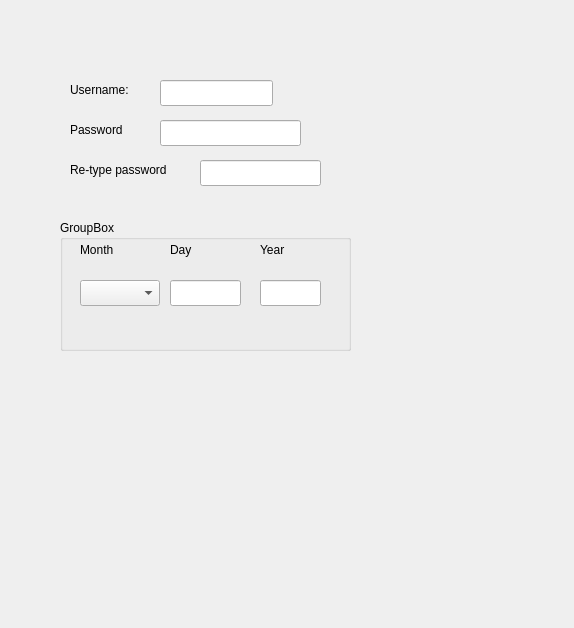
First picture: the form in Cinemaproject/registerwindow.ui, repository Mohamed-H-Ali/CinemaProject, before the edit.
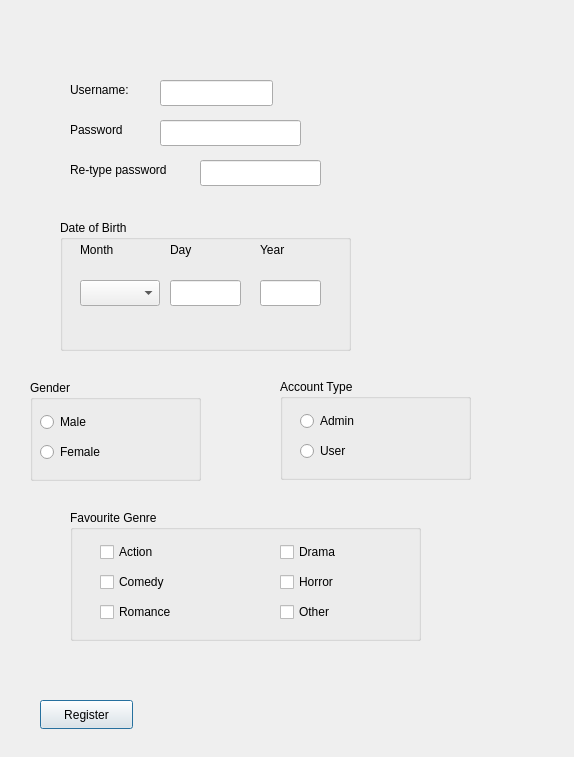
Second picture: the form after the edit.

Patch:
```diff
--- a/Cinemaproject/registerwindow.ui
+++ b/Cinemaproject/registerwindow.ui
@@ -7,7 +7,7 @@
     <x>0</x>
     <y>0</y>
     <width>574</width>
-    <height>628</height>
+    <height>757</height>
    </rect>
   </property>
   <property name="windowTitle">
@@ -92,7 +92,7 @@
     </rect>
    </property>
    <property name="title">
-    <string>GroupBox</string>
+    <string>Date of Birth</string>
    </property>
    <widget class="QLabel" name="monthlabel">
     <property name="geometry">
@@ -164,6 +164,257 @@
     </property>
    </widget>
   </widget>
+  <widget class="QRadioButton" name="radioButtonMale">
+   <property name="geometry">
+    <rect>
+     <x>40</x>
+     <y>410</y>
+     <width>110</width>
+     <height>24</height>
+    </rect>
+   </property>
+   <property name="text">
+    <string>Male</string>
+   </property>
+  </widget>
+  <widget class="QRadioButton" name="radioButtonFemale">
+   <property name="geometry">
+    <rect>
+     <x>40</x>
+     <y>440</y>
+     <width>110</width>
+     <height>24</height>
+    </rect>
+   </property>
+   <property name="text">
+    <string>Female</string>
+   </property>
+  </widget>
+  <widget class="QGroupBox" name="GenderBox">
+   <property name="geometry">
+    <rect>
+     <x>30</x>
+     <y>380</y>
+     <width>171</width>
+     <height>101</height>
+    </rect>
+   </property>
+   <property name="title">
+    <string>Gender</string>
+   </property>
+  </widget>
+  <widget class="QGroupBox" name="AccTypeBox">
+   <property name="geometry">
+    <rect>
+     <x>280</x>
+     <y>379</y>
+     <width>191</width>
+     <height>101</height>
+    </rect>
+   </property>
+   <property name="title">
+    <string>Account Type</string>
+   </property>
+   <widget class="QRadioButton" name="radioButtonAdmin">
+    <property name="geometry">
+     <rect>
+      <x>20</x>
+      <y>30</y>
+      <width>110</width>
+      <height>24</height>
+     </rect>
+    </property>
+    <property name="text">
+     <string>Admin</string>
+    </property>
+   </widget>
+   <widget class="QRadioButton" name="radioButtonUser">
+    <property name="geometry">
+     <rect>
+      <x>20</x>
+      <y>60</y>
+      <width>110</width>
+      <height>24</height>
+     </rect>
+    </property>
+    <property name="text">
+     <string>User</string>
+    </property>
+   </widget>
+  </widget>
+  <widget class="QGroupBox" name="GenreBox">
+   <property name="geometry">
+    <rect>
+     <x>70</x>
+     <y>510</y>
+     <width>351</width>
+     <height>131</height>
+    </rect>
+   </property>
+   <property name="title">
+    <string>Favourite Genre</string>
+   </property>
+   <widget class="QCheckBox" name="ActionGenre">
+    <property name="geometry">
+     <rect>
+      <x>30</x>
+      <y>30</y>
+      <width>91</width>
+      <height>24</height>
+     </rect>
+    </property>
+    <property name="text">
+     <string>Action</string>
+    </property>
+   </widget>
+   <widget class="QCheckBox" name="DramaGenre">
+    <property name="geometry">
+     <rect>
+      <x>210</x>
+      <y>30</y>
+      <width>91</width>
+      <height>24</height>
+     </rect>
+    </property>
+    <property name="text">
+     <string>Drama</string>
+    </property>
+   </widget>
+   <widget class="QCheckBox" name="ComedyGenre">
+    <property name="geometry">
+     <rect>
+      <x>30</x>
+      <y>60</y>
+      <width>91</width>
+      <height>24</height>
+     </rect>
+    </property>
+    <property name="text">
+     <string>Comedy</string>
+    </property>
+   </widget>
+   <widget class="QCheckBox" name="Horrorgenre">
+    <property name="geometry">
+     <rect>
+      <x>210</x>
+      <y>60</y>
+      <width>91</width>
+      <height>24</height>
+     </rect>
+    </property>
+    <property name="text">
+     <string>Horror</string>
+    </property>
+   </widget>
+   <widget class="QCheckBox" name="RomanceGenre">
+    <property name="geometry">
+     <rect>
+      <x>30</x>
+      <y>90</y>
+      <width>91</width>
+      <height>24</height>
+     </rect>
+    </property>
+    <property name="text">
+     <string>Romance</string>
+    </property>
+   </widget>
+   <widget class="QCheckBox" name="checkBOtherGenreox_6">
+    <property name="geometry">
+     <rect>
+      <x>210</x>
+      <y>90</y>
+      <width>91</width>
+      <height>24</height>
+     </rect>
+    </property>
+    <property name="text">
+     <string>Other</string>
+    </property>
+   </widget>
+  </widget>
+  <widget class="QPushButton" name="pushButtonRegister2">
+   <property name="geometry">
+    <rect>
+     <x>40</x>
+     <y>700</y>
+     <width>93</width>
+     <height>29</height>
+    </rect>
+   </property>
+   <property name="text">
+    <string>Register</string>
+   </property>
+  </widget>
+  <widget class="QLabel" name="label">
+   <property name="geometry">
+    <rect>
+     <x>340</x>
+     <y>80</y>
+     <width>191</width>
+     <height>20</height>
+    </rect>
+   </property>
+   <property name="text">
+    <string/>
+   </property>
+  </widget>
+  <widget class="QLabel" name="label_2">
+   <property name="geometry">
+    <rect>
+     <x>340</x>
+     <y>160</y>
+     <width>161</width>
+     <height>20</height>
+    </rect>
+   </property>
+   <property name="text">
+    <string/>
+   </property>
+  </widget>
+  <widget class="QLabel" name="label_3">
+   <property name="geometry">
+    <rect>
+     <x>370</x>
+     <y>320</y>
+     <width>161</width>
+     <height>20</height>
+    </rect>
+   </property>
+   <property name="text">
+    <string/>
+   </property>
+  </widget>
+  <widget class="QLabel" name="label_5">
+   <property name="geometry">
+    <rect>
+     <x>160</x>
+     <y>700</y>
+     <width>141</width>
+     <height>20</height>
+    </rect>
+   </property>
+   <property name="text">
+    <string/>
+   </property>
+  </widget>
+  <zorder>GenderBox</zorder>
+  <zorder>userlabel</zorder>
+  <zorder>passwordlabel</zorder>
+  <zorder>repasslabel</zorder>
+  <zorder>usertext</zorder>
+  <zorder>passtext</zorder>
+  <zorder>repasstext</zorder>
+  <zorder>groupBox</zorder>
+  <zorder>radioButtonMale</zorder>
+  <zorder>radioButtonFemale</zorder>
+  <zorder>AccTypeBox</zorder>
+  <zorder>GenreBox</zorder>
+  <zorder>pushButtonRegister2</zorder>
+  <zorder>label</zorder>
+  <zorder>label_2</zorder>
+  <zorder>label_3</zorder>
+  <zorder>label_5</zorder>
  </widget>
  <resources/>
  <connections/>
```
